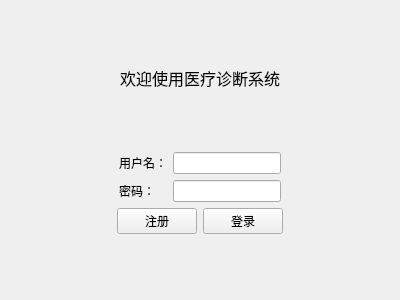
hanzhuk/Lab4, file loginview.ui: the form before one commit.
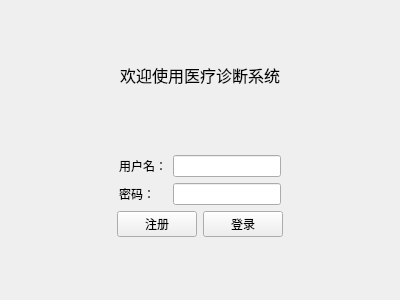
The form after the commit.

```diff
--- a/loginview.ui
+++ b/loginview.ui
@@ -14,6 +14,18 @@
    <string>登录</string>
   </property>
   <layout class="QVBoxLayout" name="verticalLayout">
+   <property name="leftMargin">
+    <number>0</number>
+   </property>
+   <property name="topMargin">
+    <number>0</number>
+   </property>
+   <property name="rightMargin">
+    <number>0</number>
+   </property>
+   <property name="bottomMargin">
+    <number>0</number>
+   </property>
    <item>
     <spacer name="verticalSpacer">
      <property name="orientation">
```
